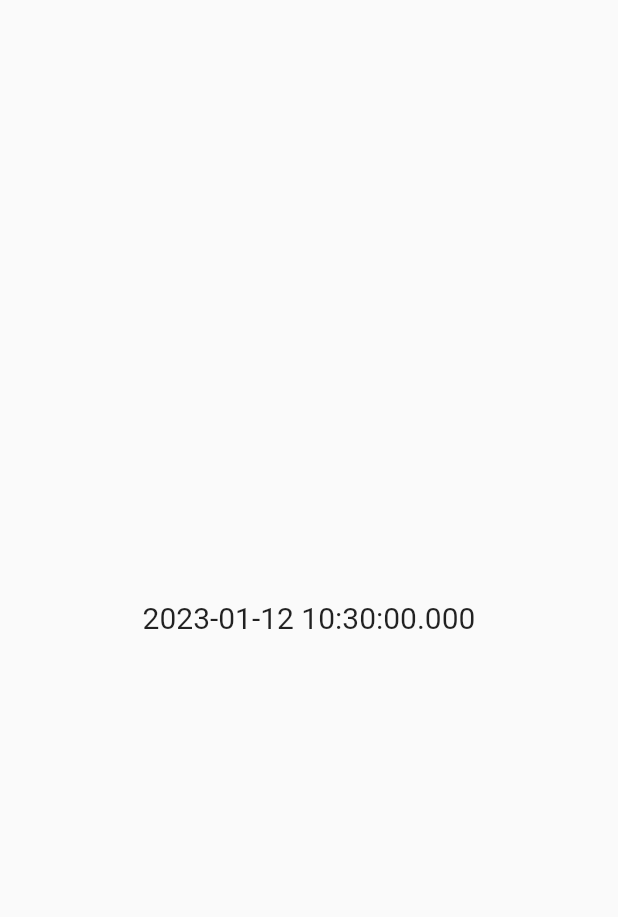
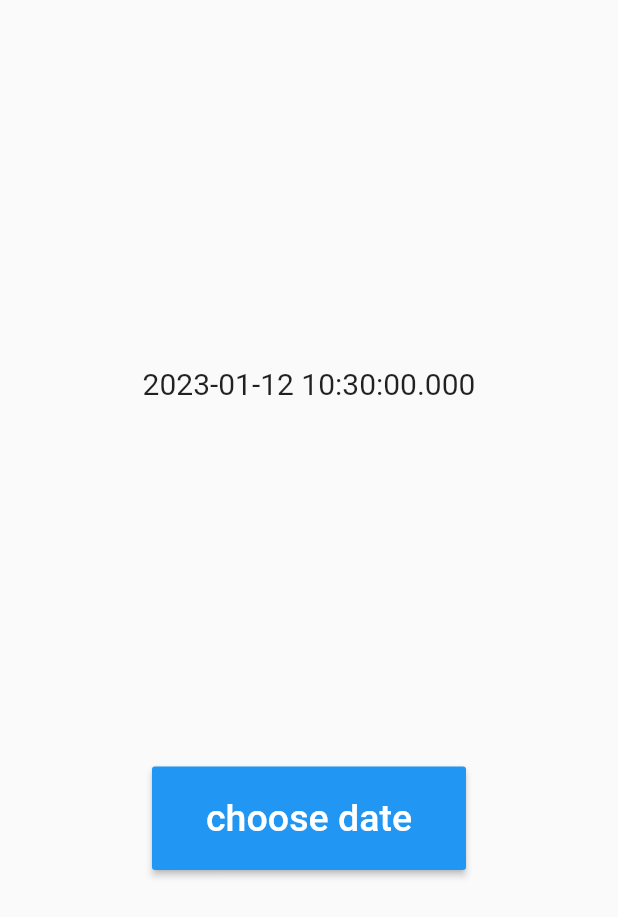
Before and after one commit to asmita91/chahewoneu, a Flutter app: the DatePicker screen opened directly, on a phone screen of 412 x 824 dp. Shown: the top 917 px of the screen. Run offline on Flutter 3.47's test engine with Material 2 defaults, Android fonts, the phone set to English and light mode, and no system bars; our stand-ins replace get, image_picker.

Commit message:
material button added

```diff
--- a/lib/UserScreens/Transportation/date_Picker.dart
+++ b/lib/UserScreens/Transportation/date_Picker.dart
@@ -36,7 +36,19 @@ class _DatePickerState extends State<DatePicker> {
             //display chosen date
             Text(_dateTime.toString(),style: TextStyle(fontSize: 20)),
 
-
+            //button
+            MaterialButton(
+              onPressed: _showDatePicker,
+              child: const Padding(
+                padding: EdgeInsets.all(20.0),
+                child: Text ('choose date',
+                    style: TextStyle(
+                      color: Colors.white,
+                      fontSize: 25,
+                    )),
+              ),
+              color: Colors.blue ,
+            ),
           ],
         ),
       ),
```
